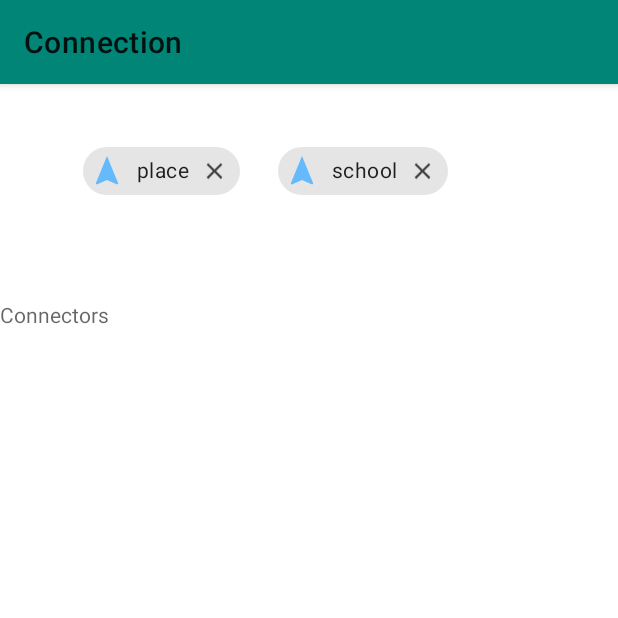
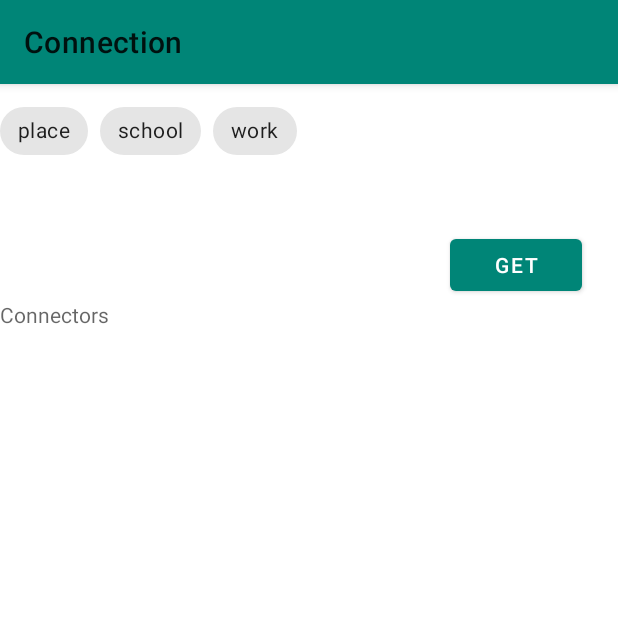
Before and after one commit to sachin-designs/connections, an Android app: the Connectivity screen opened directly, with no data from a screen before it, on a phone screen of 412 x 824 dp, the top half of it. Run offline under Robolectric (Android 15) with nearby library versions, the phone set to English and light mode, and no system bars; our stand-ins replace Firebase (no records; nobody signed in at launch, a user with empty details on screens opened directly).

Commit message:
added dynamic chip selection

```diff
--- a/Connection Test/Connection Test/app/src/main/java/com/example/myapplication/ChatActivity.java
+++ b/Connection Test/Connection Test/app/src/main/java/com/example/myapplication/ChatActivity.java
@@ -63,7 +63,6 @@ public class ChatActivity extends AppCompatActivity {
         Log.d("DB","inside connectiviy method2");
         startActivity(intent);
 
-
     }
 
     public  void logout(View view){
--- a/Connection Test/Connection Test/app/src/main/java/com/example/myapplication/Connectivity.java
+++ b/Connection Test/Connection Test/app/src/main/java/com/example/myapplication/Connectivity.java
@@ -9,6 +9,7 @@ import androidx.appcompat.app.AppCompatActivity;
 
 import com.fasterxml.jackson.databind.ObjectMapper;
 import com.google.android.material.chip.Chip;
+import com.google.android.material.chip.ChipGroup;
 import com.google.firebase.auth.FirebaseAuth;
 import com.google.firebase.auth.FirebaseUser;
 import com.google.firebase.database.DataSnapshot;
@@ -24,71 +25,81 @@ public class Connectivity extends AppCompatActivity {
 
     private DatabaseReference databaseRef;
     private DatabaseReference dbref_cuser;
-    private Chip chip1, chip2;
+    private Chip chip;
     ObjectMapper oMapper = new ObjectMapper();
     Map<String, Object> Muser;
     String Schip1,Schip2;
-    String cuser;
-    String cplace,cschool;
+    ChipGroup Gchip;
+    String search, Sdata;
     TextView connect_view;
     @Override
     protected void onCreate(Bundle savedInstanceState) {
         super.onCreate(savedInstanceState);
 
         setContentView(R.layout.connectivity);
-        Log.d("DB","inside connectiviy class");
-        databaseRef= FirebaseDatabase.getInstance().getReference().child("Register");
-        chip1 = (Chip) findViewById(R.id.chip1);
-        chip2 = (Chip) findViewById(R.id.chip2);
-        FirebaseUser user= FirebaseAuth.getInstance().getCurrentUser();
-        final String userid=user.getUid();
-        connect_view=(TextView)findViewById(R.id.Connect_view);
-        Schip1=chip1.getText().toString();
-        Schip2=chip2.getText().toString();
-        dbref_cuser=databaseRef.child(userid);
+        Log.d("DB", "inside connectiviy class");
+        databaseRef = FirebaseDatabase.getInstance().getReference().child("Register");
+        chip = (Chip) findViewById(R.id.chip1);
+        Gchip = (ChipGroup) findViewById(R.id.filter_chip_group);
+        FirebaseUser user = FirebaseAuth.getInstance().getCurrentUser();
+        final String userid = user.getUid();
+        connect_view = (TextView) findViewById(R.id.Connect_view);
+        dbref_cuser = databaseRef.child(userid);
 
-        Query query = databaseRef.orderByChild(Schip1);
+        Gchip.setOnCheckedChangeListener(new ChipGroup.OnCheckedChangeListener() {
+            @Override
+            public void onCheckedChanged(ChipGroup group, int checkedId) {
+                chip=group.findViewById(checkedId);
+                if(chip!=null){
+                    search=chip.getText().toString();
+                    Log.d("DB","Got the text!!"+ search);
+                    connect_view.setText(null);
+                    get_cuser_data();
+                } else{
+                    connect_view.setText(null);
+                }
+            }
+        });
+
+    }
+
+    public  void get_cuser_data() {
         dbref_cuser.addValueEventListener(new ValueEventListener() {
             @Override
             public void onDataChange(@NonNull DataSnapshot dataSnapshot) {
                 if(dataSnapshot.exists()){
                     Users user = dataSnapshot.getValue(Users.class);
                     Muser=oMapper.convertValue(user, Map.class);
-                    cschool= (String) Muser.get(Schip1);
-                    cplace=(String)Muser.get(Schip2);
-                    Log.d("DB","Data exists "+cplace);
+                    Sdata= (String) Muser.get(search);
+                    Log.d("DB","Data exists "+Sdata);
+                    get_connectors();
 
                 }else {
                     Log.d("DB","Data not exists for current user");
                 }
 
             }
-
             @Override
             public void onCancelled(@NonNull DatabaseError databaseError) {
                 Log.d("DB","Data for cuser cancelled");
 
             }
         });
+    }
 
+    public void get_connectors() {
+        Query query = databaseRef.orderByChild(search).equalTo(Sdata);
         query.addValueEventListener(new ValueEventListener() {
             @Override
             public void onDataChange(@NonNull DataSnapshot dataSnapshot) {
-                Schip1=chip1.getText().toString();
-                Schip2=chip2.getText().toString();
                 if (dataSnapshot.exists()) {
 
                     // dataSnapshot is the "issue" node with all children with id 0
                     for (DataSnapshot data : dataSnapshot.getChildren()) {
                         // do something with the individual "issues"
-
                         Users user = data.getValue(Users.class);
-                        Muser = oMapper.convertValue(user, Map.class);
-                        if (cplace.equals(Muser.get(Schip2)) && cschool.equals(Muser.get(Schip1))) {
-                            String connectors=user.username + " " + user.place + " " + user.school;
-                            connect_view.append(connectors+" ");
-                            Log.d("DB", "Datasnapshot " +user.username + " " +user.place + " " +user.school);
-                        }
+                        Log.d("DB","Got my connectors"+user.username);
+                        connect_view.append(user.username+",");
                     }
 
                 }else{
@@ -101,7 +112,6 @@ public class Connectivity extends AppCompatActivity {
                 Log.d("DB","Cancelled");
             }
         });
-        // enter logic to filter out connectors.
+    }
 
-    }
 }
--- a/Connection Test/Connection Test/app/src/main/java/com/example/myapplication/RegisterActivity.java
+++ b/Connection Test/Connection Test/app/src/main/java/com/example/myapplication/RegisterActivity.java
@@ -27,6 +27,7 @@ public class RegisterActivity extends AppCompatActivity {
     EditText phnumber;
     EditText school;
     EditText place;
+    EditText work;
     private FirebaseAuth mAuth;
     private DatabaseReference databaseRef;
     Button b;
@@ -48,6 +49,7 @@ public class RegisterActivity extends AppCompatActivity {
         phnumber = (EditText) findViewById(R.id.phnumber);
         school = (EditText) findViewById(R.id.school);
         place = (EditText) findViewById(R.id.Place);
+        work = (EditText) findViewById(R.id.Place);
 
         final String sUsername = username.getText().toString();
         final String sPassword = password.getText().toString();
@@ -56,7 +58,7 @@ public class RegisterActivity extends AppCompatActivity {
         final String sPhNumber = phnumber.getText().toString();
         final String sSchool = school.getText().toString();
         final String sPlace = place.getText().toString();
-
+        final String sWork = place.getText().toString();
         b = findViewById(R.id.button);
 
 
@@ -75,7 +77,7 @@ public class RegisterActivity extends AppCompatActivity {
                             Uid = user.getUid();
 
 
-                            Users users = new Users(sUsername, sPassword, sPhNumber, sEmail, sPlace, sSchool);
+                            Users users = new Users(sUsername, sPassword, sPhNumber, sEmail, sPlace, sSchool, sWork);
                             databaseRef.child(Uid).setValue(users);
 
                             Toast.makeText(RegisterActivity.this, "Authentication success.",
--- a/Connection Test/Connection Test/app/src/main/java/com/example/myapplication/Users.java
+++ b/Connection Test/Connection Test/app/src/main/java/com/example/myapplication/Users.java
@@ -8,19 +8,19 @@ public class Users {
     public String email;
     public String place;
     public String school;
+    public String work;
 
     Users(){
 
     }
-    Users(String username, String password, String phNumber, String email, String place, String school){
+    Users(String username, String password, String phNumber, String email, String place, String school, String work){
         this.username = username;
         this.password = password;
         this.phNumber = phNumber;
         this.email = email;
         this.place=place;
         this.school=school;
+        this.work=work;
     }
 
-
-
 }
--- a/Connection Test/Connection Test/app/src/main/res/layout/connectivity.xml
+++ b/Connection Test/Connection Test/app/src/main/res/layout/connectivity.xml
@@ -10,31 +10,65 @@
         android:layout_height="144dp"
         android:baselineAligned="false">
 
+        <com.google.android.material.chip.ChipGroup
+            android:id="@+id/filter_chip_group"
+            android:layout_width="605dp"
+            android:layout_height="85dp"
+            android:layout_alignParentStart="true"
+            android:layout_alignParentTop="true"
+            android:layout_alignParentEnd="true"
+            android:layout_alignParentBottom="true"
+            android:layout_marginStart="0dp"
+            android:layout_marginTop="7dp"
+            android:layout_marginEnd="-5dp"
+            android:layout_marginBottom="52dp"
+            app:singleSelection="true">
+
             <com.google.android.material.chip.Chip
                 android:id="@+id/chip2"
-            style="@style/Widget.MaterialComponents.Chip.Entry"
+                style="@style/Widget.MaterialComponents.Chip.Filter"
                 android:layout_width="wrap_content"
                 android:layout_height="wrap_content"
                 android:layout_alignParentStart="true"
                 android:layout_alignParentTop="true"
-            android:layout_marginStart="55dp"
-            android:layout_marginTop="34dp"
                 android:text="place"
                 app:chipIcon="@drawable/ic_navigation_black_24dp"
                 app:closeIcon="@drawable/ic_close_black_24dp" />
 
             <com.google.android.material.chip.Chip
                 android:id="@+id/chip1"
-            style="@style/Widget.MaterialComponents.Chip.Entry"
+                style="@style/Widget.MaterialComponents.Chip.Filter"
                 android:layout_width="wrap_content"
                 android:layout_height="wrap_content"
                 android:layout_alignParentStart="true"
                 android:layout_alignParentTop="true"
-            android:layout_marginStart="185dp"
-            android:layout_marginTop="34dp"
                 android:text="school"
                 app:chipIcon="@drawable/ic_navigation_black_24dp"
                 app:closeIcon="@drawable/ic_close_black_24dp" />
+
+            <com.google.android.material.chip.Chip
+                android:id="@+id/chip3"
+                style="@style/Widget.MaterialComponents.Chip.Filter"
+                android:layout_width="wrap_content"
+                android:layout_height="wrap_content"
+                android:layout_alignParentStart="true"
+                android:layout_alignParentTop="true"
+                android:text="work"
+                app:chipIcon="@drawable/ic_navigation_black_24dp"
+                app:closeIcon="@drawable/ic_close_black_24dp" />
+
+        </com.google.android.material.chip.ChipGroup>
+
+        <Button
+            android:id="@+id/get_details"
+            android:layout_width="wrap_content"
+            android:layout_height="wrap_content"
+            android:layout_alignParentTop="true"
+            android:layout_alignParentEnd="true"
+            android:layout_marginTop="97dp"
+            android:layout_marginEnd="24dp"
+            android:onClick="chip_group"
+            android:text="Get" />
 
     </RelativeLayout>
 
```
Also changed, not shown: Connection Test/Connection Test/app/src/main/res/layout/register_activity.xml (+7 -0 lines). Lines whose indentation alone changed are shown as unchanged.
